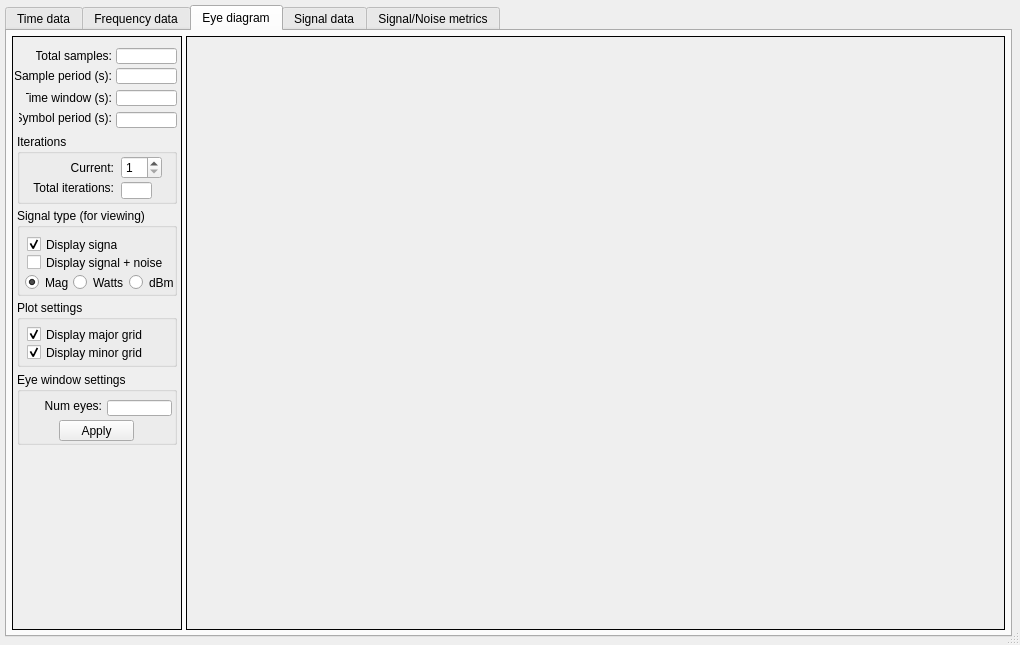
The window that source/syslab_gui_files/ElectricalDataViewer.ui (marc-verreault/systemlab-design) describes before a commit, drawn with Qt 5.
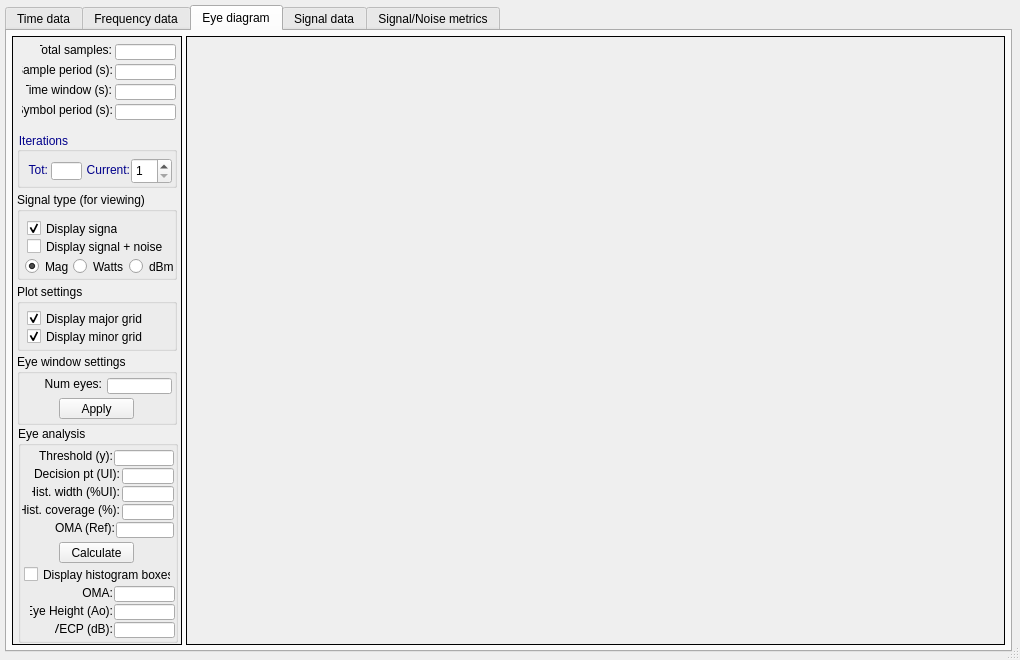
The same window after the commit. The open tabs and pages were chosen to show the change. Icons and pictures are not drawn.

Diff of the .ui file:
```diff
--- a/source/syslab_gui_files/ElectricalDataViewer.ui
+++ b/source/syslab_gui_files/ElectricalDataViewer.ui
@@ -10,7 +10,7 @@
     <x>0</x>
     <y>0</y>
     <width>1020</width>
-    <height>645</height>
+    <height>660</height>
    </rect>
   </property>
   <property name="font">
@@ -83,34 +83,6 @@
        <property name="horizontalSpacing">
         <number>4</number>
        </property>
-       <item row="0" column="1">
-        <widget class="QFrame" name="graphFrame">
-         <property name="sizePolicy">
-          <sizepolicy hsizetype="Expanding" vsizetype="Expanding">
-           <horstretch>0</horstretch>
-           <verstretch>0</verstretch>
-          </sizepolicy>
-         </property>
-         <property name="layoutDirection">
-          <enum>Qt::LeftToRight</enum>
-         </property>
-         <property name="autoFillBackground">
-          <bool>true</bool>
-         </property>
-         <property name="frameShape">
-          <enum>QFrame::Box</enum>
-         </property>
-         <property name="frameShadow">
-          <enum>QFrame::Plain</enum>
-         </property>
-         <property name="lineWidth">
-          <number>1</number>
-         </property>
-         <property name="midLineWidth">
-          <number>1</number>
-         </property>
-        </widget>
-       </item>
        <item row="0" column="0">
         <widget class="QFrame" name="dataFrame">
          <property name="sizePolicy">
@@ -235,8 +207,8 @@
          <widget class="QGroupBox" name="groupBox">
           <property name="geometry">
            <rect>
-            <x>5</x>
-            <y>142</y>
+            <x>6</x>
+            <y>130</y>
             <width>160</width>
             <height>97</height>
            </rect>
@@ -338,32 +310,41 @@
             <x>5</x>
             <y>68</y>
             <width>160</width>
-            <height>70</height>
+            <height>56</height>
            </rect>
           </property>
+          <property name="styleSheet">
+           <string notr="true">QGroupBox:title {color: darkBlue;}</string>
+          </property>
           <property name="title">
            <string>Iterations</string>
           </property>
           <widget class="QLabel" name="label_5">
            <property name="geometry">
             <rect>
-             <x>50</x>
-             <y>26</y>
+             <x>66</x>
+             <y>30</y>
              <width>46</width>
              <height>16</height>
             </rect>
            </property>
+           <property name="styleSheet">
+            <string notr="true">QLabel {color: darkBlue;}</string>
+           </property>
            <property name="text">
             <string>Current:</string>
            </property>
+           <property name="alignment">
+            <set>Qt::AlignRight|Qt::AlignTrailing|Qt::AlignVCenter</set>
+           </property>
           </widget>
           <widget class="QSpinBox" name="spinBoxTime">
            <property name="geometry">
             <rect>
-             <x>95</x>
-             <y>22</y>
+             <x>114</x>
+             <y>26</y>
              <width>41</width>
-             <height>23</height>
+             <height>26</height>
             </rect>
            </property>
            <property name="readOnly">
@@ -382,12 +363,15 @@
           <widget class="QLineEdit" name="totalIterationsTime">
            <property name="geometry">
             <rect>
-             <x>95</x>
-             <y>48</y>
+             <x>32</x>
+             <y>30</y>
              <width>31</width>
-             <height>17</height>
+             <height>18</height>
             </rect>
            </property>
+           <property name="styleSheet">
+            <string notr="true">QLineEdit{color: darkBlue}</string>
+           </property>
            <property name="readOnly">
             <bool>true</bool>
            </property>
@@ -395,14 +379,17 @@
           <widget class="QLabel" name="label_6">
            <property name="geometry">
             <rect>
-             <x>15</x>
-             <y>50</y>
-             <width>81</width>
-             <height>13</height>
+             <x>7</x>
+             <y>30</y>
+             <width>27</width>
+             <height>16</height>
             </rect>
            </property>
+           <property name="styleSheet">
+            <string notr="true">QLabel {color: darkBlue;}</string>
+           </property>
            <property name="text">
-            <string>Total iterations:</string>
+            <string>Tot:</string>
            </property>
           </widget>
          </widget>
@@ -410,7 +397,7 @@
           <property name="geometry">
            <rect>
             <x>5</x>
-            <y>332</y>
+            <y>322</y>
             <width>160</width>
             <height>77</height>
            </rect>
@@ -471,7 +458,7 @@
           <property name="geometry">
            <rect>
             <x>6</x>
-            <y>502</y>
+            <y>496</y>
             <width>159</width>
             <height>90</height>
            </rect>
@@ -549,7 +536,7 @@
           <property name="geometry">
            <rect>
             <x>6</x>
-            <y>410</y>
+            <y>402</y>
             <width>159</width>
             <height>90</height>
            </rect>
@@ -627,7 +614,7 @@
           <property name="geometry">
            <rect>
             <x>6</x>
-            <y>242</y>
+            <y>230</y>
             <width>160</width>
             <height>88</height>
            </rect>
@@ -703,6 +690,34 @@
          </widget>
         </widget>
        </item>
+       <item row="0" column="1">
+        <widget class="QFrame" name="graphFrame">
+         <property name="sizePolicy">
+          <sizepolicy hsizetype="Expanding" vsizetype="Expanding">
+           <horstretch>0</horstretch>
+           <verstretch>0</verstretch>
+          </sizepolicy>
+         </property>
+         <property name="layoutDirection">
+          <enum>Qt::LeftToRight</enum>
+         </property>
+         <property name="autoFillBackground">
+          <bool>true</bool>
+         </property>
+         <property name="frameShape">
+          <enum>QFrame::Box</enum>
+         </property>
+         <property name="frameShadow">
+          <enum>QFrame::Plain</enum>
+         </property>
+         <property name="lineWidth">
+          <number>1</number>
+         </property>
+         <property name="midLineWidth">
+          <number>1</number>
+         </property>
+        </widget>
+       </item>
       </layout>
      </widget>
      <widget class="QWidget" name="tab_freq">
@@ -838,7 +853,7 @@
           <property name="geometry">
            <rect>
             <x>6</x>
-            <y>120</y>
+            <y>112</y>
             <width>159</width>
             <height>120</height>
            </rect>
@@ -956,45 +971,63 @@
             <x>5</x>
             <y>48</y>
             <width>159</width>
-            <height>68</height>
+            <height>57</height>
            </rect>
           </property>
+          <property name="styleSheet">
+           <string notr="true">QGroupBox:title {color: darkBlue;}</string>
+          </property>
           <property name="title">
            <string>Iterations</string>
           </property>
           <widget class="QLabel" name="label_10">
            <property name="geometry">
             <rect>
-             <x>44</x>
-             <y>24</y>
+             <x>64</x>
+             <y>30</y>
              <width>46</width>
              <height>16</height>
             </rect>
            </property>
+           <property name="styleSheet">
+            <string notr="true">QLabel {color: darkBlue;}</string>
+           </property>
            <property name="text">
             <string>Current:</string>
            </property>
+           <property name="alignment">
+            <set>Qt::AlignRight|Qt::AlignTrailing|Qt::AlignVCenter</set>
+           </property>
           </widget>
           <widget class="QLabel" name="label_11">
            <property name="geometry">
             <rect>
-             <x>10</x>
-             <y>44</y>
-             <width>81</width>
+             <x>6</x>
+             <y>28</y>
+             <width>22</width>
              <height>21</height>
             </rect>
            </property>
+           <property name="layoutDirection">
+            <enum>Qt::RightToLeft</enum>
+           </property>
+           <property name="styleSheet">
+            <string notr="true">QLabel {color: darkBlue;}</string>
+           </property>
            <property name="text">
-            <string>Total iterations:</string>
+            <string>Tot:</string>
+           </property>
+           <property name="alignment">
+            <set>Qt::AlignRight|Qt::AlignTrailing|Qt::AlignVCenter</set>
            </property>
           </widget>
           <widget class="QSpinBox" name="spinBoxFreq">
            <property name="geometry">
             <rect>
-             <x>90</x>
-             <y>20</y>
+             <x>112</x>
+             <y>26</y>
              <width>41</width>
-             <height>23</height>
+             <height>26</height>
             </rect>
            </property>
            <property name="readOnly">
@@ -1013,12 +1046,15 @@
           <widget class="QLineEdit" name="totalIterationsFreq">
            <property name="geometry">
             <rect>
-             <x>90</x>
-             <y>46</y>
+             <x>30</x>
+             <y>30</y>
              <width>31</width>
-             <height>17</height>
+             <height>18</height>
             </rect>
            </property>
+           <property name="styleSheet">
+            <string notr="true">QLineEdit{color: darkBlue}</string>
+           </property>
            <property name="readOnly">
             <bool>true</bool>
            </property>
@@ -1028,7 +1064,7 @@
           <property name="geometry">
            <rect>
             <x>5</x>
-            <y>244</y>
+            <y>236</y>
             <width>159</width>
             <height>81</height>
            </rect>
@@ -1065,7 +1101,7 @@
             <string>Display minor grid</string>
            </property>
            <property name="checked">
-            <bool>true</bool>
+            <bool>false</bool>
            </property>
           </widget>
           <widget class="QCheckBox" name="checkBoxLegendFreq">
@@ -1089,7 +1125,7 @@
           <property name="geometry">
            <rect>
             <x>5</x>
-            <y>428</y>
+            <y>420</y>
             <width>159</width>
             <height>125</height>
            </rect>
@@ -1196,7 +1232,7 @@
           <property name="geometry">
            <rect>
             <x>4</x>
-            <y>330</y>
+            <y>322</y>
             <width>163</width>
             <height>92</height>
            </rect>
@@ -1294,6 +1330,37 @@
        <property name="horizontalSpacing">
         <number>4</number>
        </property>
+       <item row="0" column="1">
+        <widget class="QFrame" name="graphFrameEye">
+         <property name="sizePolicy">
+          <sizepolicy hsizetype="Expanding" vsizetype="Expanding">
+           <horstretch>0</horstretch>
+           <verstretch>0</verstretch>
+          </sizepolicy>
+         </property>
+         <property name="toolTipDuration">
+          <number>0</number>
+         </property>
+         <property name="layoutDirection">
+          <enum>Qt::LeftToRight</enum>
+         </property>
+         <property name="autoFillBackground">
+          <bool>true</bool>
+         </property>
+         <property name="frameShape">
+          <enum>QFrame::Box</enum>
+         </property>
+         <property name="frameShadow">
+          <enum>QFrame::Plain</enum>
+         </property>
+         <property name="lineWidth">
+          <number>1</number>
+         </property>
+         <property name="midLineWidth">
+          <number>1</number>
+         </property>
+        </widget>
+       </item>
        <item row="0" column="0">
         <widget class="QFrame" name="dataFrameEye">
          <property name="sizePolicy">
@@ -1317,104 +1384,11 @@
          <property name="frameShadow">
           <enum>QFrame::Plain</enum>
          </property>
-         <widget class="QLineEdit" name="totalSamplesEye">
-          <property name="geometry">
-           <rect>
-            <x>104</x>
-            <y>12</y>
-            <width>61</width>
-            <height>16</height>
-           </rect>
-          </property>
-          <property name="readOnly">
-           <bool>true</bool>
-          </property>
-         </widget>
-         <widget class="QLabel" name="label_17">
-          <property name="geometry">
-           <rect>
-            <x>24</x>
-            <y>12</y>
-            <width>76</width>
-            <height>16</height>
-           </rect>
-          </property>
-          <property name="text">
-           <string>Total samples:</string>
-          </property>
-          <property name="alignment">
-           <set>Qt::AlignRight|Qt::AlignTrailing|Qt::AlignVCenter</set>
-          </property>
-         </widget>
-         <widget class="QLineEdit" name="samplingPeriodEye">
-          <property name="geometry">
-           <rect>
-            <x>104</x>
-            <y>32</y>
-            <width>61</width>
-            <height>16</height>
-           </rect>
-          </property>
-          <property name="readOnly">
-           <bool>true</bool>
-          </property>
-         </widget>
-         <widget class="QLabel" name="label_39">
-          <property name="geometry">
-           <rect>
-            <x>3</x>
-            <y>32</y>
-            <width>97</width>
-            <height>16</height>
-           </rect>
-          </property>
-          <property name="frameShape">
-           <enum>QFrame::NoFrame</enum>
-          </property>
-          <property name="text">
-           <string>Sample period (s):</string>
-          </property>
-          <property name="alignment">
-           <set>Qt::AlignRight|Qt::AlignTrailing|Qt::AlignVCenter</set>
-          </property>
-         </widget>
-         <widget class="QLineEdit" name="timeWindowEye">
-          <property name="geometry">
-           <rect>
-            <x>104</x>
-            <y>54</y>
-            <width>61</width>
-            <height>16</height>
-           </rect>
-          </property>
-          <property name="readOnly">
-           <bool>true</bool>
-          </property>
-         </widget>
-         <widget class="QLabel" name="label_40">
-          <property name="geometry">
-           <rect>
-            <x>14</x>
-            <y>54</y>
-            <width>86</width>
-            <height>16</height>
-           </rect>
-          </property>
-          <property name="frameShape">
-           <enum>QFrame::NoFrame</enum>
-          </property>
-          <property name="text">
-           <string>Time window (s):</string>
-          </property>
-          <property name="alignment">
-           <set>Qt::AlignRight|Qt::AlignTrailing|Qt::AlignVCenter</set>
-          </property>
-         </widget>
          <widget class="QGroupBox" name="groupBox_9">
           <property name="geometry">
            <rect>
             <x>5</x>
-            <y>172</y>
+            <y>156</y>
             <width>160</width>
             <height>88</height>
            </rect>
@@ -1501,26 +1475,32 @@
           <property name="geometry">
            <rect>
             <x>5</x>
-            <y>98</y>
+            <y>96</y>
             <width>160</width>
-            <height>70</height>
+            <height>56</height>
            </rect>
           </property>
+          <property name="styleSheet">
+           <string notr="true">QGroupBox:title {color: darkBlue;}</string>
+          </property>
           <property name="title">
            <string>Iterations</string>
           </property>
           <widget class="QLabel" name="label_42">
            <property name="geometry">
             <rect>
-             <x>42</x>
-             <y>26</y>
-             <width>55</width>
+             <x>68</x>
+             <y>30</y>
+             <width>45</width>
              <height>16</height>
             </rect>
            </property>
            <property name="layoutDirection">
             <enum>Qt::LeftToRight</enum>
            </property>
+           <property name="styleSheet">
+            <string notr="true">QLabel {color: darkBlue;}</string>
+           </property>
            <property name="text">
             <string>Current:</string>
            </property>
@@ -1531,10 +1511,10 @@
           <widget class="QSpinBox" name="spinBoxEye">
            <property name="geometry">
             <rect>
-             <x>104</x>
-             <y>22</y>
+             <x>114</x>
+             <y>26</y>
              <width>41</width>
-             <height>23</height>
+             <height>26</height>
             </rect>
            </property>
            <property name="readOnly">
@@ -1553,12 +1533,15 @@
           <widget class="QLineEdit" name="totalIterationsEye">
            <property name="geometry">
             <rect>
-             <x>104</x>
-             <y>48</y>
+             <x>34</x>
+             <y>30</y>
              <width>31</width>
-             <height>17</height>
+             <height>18</height>
             </rect>
            </property>
+           <property name="styleSheet">
+            <string notr="true">QLineEdit{color: darkBlue}</string>
+           </property>
            <property name="readOnly">
             <bool>true</bool>
            </property>
@@ -1566,17 +1549,20 @@
           <widget class="QLabel" name="label_43">
            <property name="geometry">
             <rect>
-             <x>16</x>
-             <y>46</y>
-             <width>81</width>
+             <x>4</x>
+             <y>30</y>
+             <width>27</width>
              <height>16</height>
             </rect>
            </property>
            <property name="layoutDirection">
             <enum>Qt::LeftToRight</enum>
            </property>
+           <property name="styleSheet">
+            <string notr="true">QLabel {color: darkBlue;}</string>
+           </property>
            <property name="text">
-            <string>Total iterations:</string>
+            <string>Tot:</string>
            </property>
            <property name="alignment">
             <set>Qt::AlignRight|Qt::AlignTrailing|Qt::AlignVCenter</set>
@@ -1587,7 +1573,7 @@
           <property name="geometry">
            <rect>
             <x>5</x>
-            <y>264</y>
+            <y>248</y>
             <width>160</width>
             <height>67</height>
            </rect>
@@ -1632,9 +1618,9 @@
           <property name="geometry">
            <rect>
             <x>5</x>
-            <y>336</y>
+            <y>318</y>
             <width>160</width>
-            <height>73</height>
+            <height>71</height>
            </rect>
           </property>
           <property name="title">
@@ -1644,7 +1630,7 @@
            <property name="geometry">
             <rect>
              <x>90</x>
-             <y>28</y>
+             <y>24</y>
              <width>65</width>
              <height>16</height>
             </rect>
@@ -1654,7 +1640,7 @@
            <property name="geometry">
             <rect>
              <x>6</x>
-             <y>24</y>
+             <y>20</y>
              <width>79</width>
              <height>20</height>
             </rect>
@@ -1670,7 +1656,7 @@
            <property name="geometry">
             <rect>
              <x>42</x>
-             <y>48</y>
+             <y>44</y>
              <width>75</width>
              <height>21</height>
             </rect>
@@ -1680,11 +1666,324 @@
            </property>
           </widget>
          </widget>
-         <widget class="QLineEdit" name="symbolPeriodEye">
+         <widget class="QGroupBox" name="groupBox_14">
           <property name="geometry">
            <rect>
-            <x>104</x>
-            <y>76</y>
+            <x>6</x>
+            <y>390</y>
+            <width>160</width>
+            <height>217</height>
+           </rect>
+          </property>
+          <property name="title">
+           <string>Eye analysis</string>
+          </property>
+          <widget class="QLineEdit" name="decisionThreshold">
+           <property name="geometry">
+            <rect>
+             <x>96</x>
+             <y>24</y>
+             <width>60</width>
+             <height>16</height>
+            </rect>
+           </property>
+          </widget>
+          <widget class="QLabel" name="label_threshold">
+           <property name="geometry">
+            <rect>
+             <x>12</x>
+             <y>22</y>
+             <width>83</width>
+             <height>16</height>
+            </rect>
+           </property>
+           <property name="toolTip">
+            <string/>
+           </property>
+           <property name="toolTipDuration">
+            <number>-1</number>
+           </property>
+           <property name="text">
+            <string>Threshold (y):</string>
+           </property>
+           <property name="alignment">
+            <set>Qt::AlignRight|Qt::AlignTrailing|Qt::AlignVCenter</set>
+           </property>
+          </widget>
+          <widget class="QLineEdit" name="decisionPoint">
+           <property name="geometry">
+            <rect>
+             <x>104</x>
+             <y>42</y>
+             <width>52</width>
+             <height>16</height>
+            </rect>
+           </property>
+          </widget>
+          <widget class="QLabel" name="label_decision">
+           <property name="geometry">
+            <rect>
+             <x>4</x>
+             <y>40</y>
+             <width>98</width>
+             <height>16</height>
+            </rect>
+           </property>
+           <property name="text">
+            <string>Decision pt (UI):</string>
+           </property>
+           <property name="alignment">
+            <set>Qt::AlignRight|Qt::AlignTrailing|Qt::AlignVCenter</set>
+           </property>
+          </widget>
+          <widget class="QPushButton" name="calculateEyeMetrics">
+           <property name="geometry">
+            <rect>
+             <x>41</x>
+             <y>116</y>
+             <width>75</width>
+             <height>21</height>
+            </rect>
+           </property>
+           <property name="text">
+            <string>Calculate</string>
+           </property>
+          </widget>
+          <widget class="QLineEdit" name="resultA0">
+           <property name="geometry">
+            <rect>
+             <x>96</x>
+             <y>178</y>
+             <width>61</width>
+             <height>16</height>
+            </rect>
+           </property>
+           <property name="readOnly">
+            <bool>true</bool>
+           </property>
+          </widget>
+          <widget class="QLabel" name="label_eye_height">
+           <property name="geometry">
+            <rect>
+             <x>12</x>
+             <y>175</y>
+             <width>83</width>
+             <height>20</height>
+            </rect>
+           </property>
+           <property name="text">
+            <string>Eye Height (Ao):</string>
+           </property>
+           <property name="alignment">
+            <set>Qt::AlignRight|Qt::AlignTrailing|Qt::AlignVCenter</set>
+           </property>
+          </widget>
+          <widget class="QLineEdit" name="resultOMA">
+           <property name="geometry">
+            <rect>
+             <x>96</x>
+             <y>160</y>
+             <width>61</width>
+             <height>16</height>
+            </rect>
+           </property>
+           <property name="readOnly">
+            <bool>true</bool>
+           </property>
+          </widget>
+          <widget class="QLineEdit" name="histWidth">
+           <property name="geometry">
+            <rect>
+             <x>104</x>
+             <y>60</y>
+             <width>52</width>
+             <height>16</height>
+            </rect>
+           </property>
+          </widget>
+          <widget class="QLabel" name="label_hist_width">
+           <property name="geometry">
+            <rect>
+             <x>14</x>
+             <y>58</y>
+             <width>88</width>
+             <height>16</height>
+            </rect>
+           </property>
+           <property name="text">
+            <string>Hist. width (%UI):</string>
+           </property>
+           <property name="alignment">
+            <set>Qt::AlignRight|Qt::AlignTrailing|Qt::AlignVCenter</set>
+           </property>
+          </widget>
+          <widget class="QLabel" name="label_oma">
+           <property name="geometry">
+            <rect>
+             <x>50</x>
+             <y>157</y>
+             <width>45</width>
+             <height>20</height>
+            </rect>
+           </property>
+           <property name="text">
+            <string>OMA:</string>
+           </property>
+           <property name="alignment">
+            <set>Qt::AlignRight|Qt::AlignTrailing|Qt::AlignVCenter</set>
+           </property>
+          </widget>
+          <widget class="QLineEdit" name="resultVECP">
+           <property name="geometry">
+            <rect>
+             <x>96</x>
+             <y>196</y>
+             <width>61</width>
+             <height>16</height>
+            </rect>
+           </property>
+           <property name="readOnly">
+            <bool>true</bool>
+           </property>
+          </widget>
+          <widget class="QLabel" name="label_vecp">
+           <property name="geometry">
+            <rect>
+             <x>37</x>
+             <y>193</y>
+             <width>58</width>
+             <height>20</height>
+            </rect>
+           </property>
+           <property name="text">
+            <string>VECP (dB):</string>
+           </property>
+           <property name="alignment">
+            <set>Qt::AlignRight|Qt::AlignTrailing|Qt::AlignVCenter</set>
+           </property>
+          </widget>
+          <widget class="QLineEdit" name="omaRef">
+           <property name="geometry">
+            <rect>
+             <x>98</x>
+             <y>96</y>
+             <width>58</width>
+             <height>16</height>
+            </rect>
+           </property>
+          </widget>
+          <widget class="QLabel" name="label_oma_ref">
+           <property name="geometry">
+            <rect>
+             <x>24</x>
+             <y>94</y>
+             <width>73</width>
+             <height>16</height>
+            </rect>
+           </property>
+           <property name="text">
+            <string>OMA (Ref):</string>
+           </property>
+           <property name="alignment">
+            <set>Qt::AlignRight|Qt::AlignTrailing|Qt::AlignVCenter</set>
+           </property>
+          </widget>
+          <widget class="QLineEdit" name="histCoverage">
+           <property name="geometry">
+            <rect>
+             <x>104</x>
+             <y>78</y>
+             <width>52</width>
+             <height>16</height>
+            </rect>
+           </property>
+          </widget>
+          <widget class="QLabel" name="label_hist_coverage">
+           <property name="geometry">
+            <rect>
+             <x>4</x>
+             <y>76</y>
+             <width>98</width>
+             <height>16</height>
+            </rect>
+           </property>
+           <property name="text">
+            <string>Hist. coverage (%):</string>
+           </property>
+           <property name="alignment">
+            <set>Qt::AlignRight|Qt::AlignTrailing|Qt::AlignVCenter</set>
+           </property>
+          </widget>
+          <widget class="QCheckBox" name="checkBoxHistBoxes">
+           <property name="geometry">
+            <rect>
+             <x>6</x>
+             <y>140</y>
+             <width>147</width>
+             <height>17</height>
+            </rect>
+           </property>
+           <property name="text">
+            <string>Display histogram boxes</string>
+           </property>
+           <property name="checked">
+            <bool>false</bool>
+           </property>
+          </widget>
+         </widget>
+         <widget class="QLabel" name="label_17">
+          <property name="geometry">
+           <rect>
+            <x>28</x>
+            <y>6</y>
+            <width>72</width>
+            <height>16</height>
+           </rect>
+          </property>
+          <property name="text">
+           <string>Total samples:</string>
+          </property>
+          <property name="alignment">
+           <set>Qt::AlignRight|Qt::AlignTrailing|Qt::AlignVCenter</set>
+          </property>
+         </widget>
+         <widget class="QLineEdit" name="totalSamplesEye">
+          <property name="geometry">
+           <rect>
+            <x>103</x>
+            <y>8</y>
+            <width>61</width>
+            <height>16</height>
+           </rect>
+          </property>
+          <property name="readOnly">
+           <bool>true</bool>
+          </property>
+         </widget>
+         <widget class="QLabel" name="label_39">
+          <property name="geometry">
+           <rect>
+            <x>10</x>
+            <y>26</y>
+            <width>91</width>
+            <height>16</height>
+           </rect>
+          </property>
+          <property name="frameShape">
+           <enum>QFrame::NoFrame</enum>
+          </property>
+          <property name="text">
+           <string>Sample period (s):</string>
+          </property>
+          <property name="alignment">
+           <set>Qt::AlignRight|Qt::AlignTrailing|Qt::AlignVCenter</set>
+          </property>
+         </widget>
+         <widget class="QLineEdit" name="samplingPeriodEye">
+          <property name="geometry">
+           <rect>
+            <x>103</x>
+            <y>28</y>
             <width>61</width>
             <height>16</height>
            </rect>
@@ -1696,9 +1995,9 @@
          <widget class="QLabel" name="label_41">
           <property name="geometry">
            <rect>
-            <x>7</x>
-            <y>74</y>
-            <width>93</width>
+            <x>10</x>
+            <y>66</y>
+            <width>91</width>
             <height>16</height>
            </rect>
           </property>
@@ -1712,34 +2011,51 @@
            <set>Qt::AlignRight|Qt::AlignTrailing|Qt::AlignVCenter</set>
           </property>
          </widget>
-        </widget>
-       </item>
-       <item row="0" column="1">
-        <widget class="QFrame" name="graphFrameEye">
-         <property name="sizePolicy">
-          <sizepolicy hsizetype="Expanding" vsizetype="Expanding">
-           <horstretch>0</horstretch>
-           <verstretch>0</verstretch>
-          </sizepolicy>
-         </property>
-         <property name="layoutDirection">
-          <enum>Qt::LeftToRight</enum>
-         </property>
-         <property name="autoFillBackground">
-          <bool>true</bool>
-         </property>
-         <property name="frameShape">
-          <enum>QFrame::Box</enum>
-         </property>
-         <property name="frameShadow">
-          <enum>QFrame::Plain</enum>
-         </property>
-         <property name="lineWidth">
-          <number>1</number>
-         </property>
-         <property name="midLineWidth">
-          <number>1</number>
-         </property>
+         <widget class="QLineEdit" name="timeWindowEye">
+          <property name="geometry">
+           <rect>
+            <x>103</x>
+            <y>48</y>
+            <width>61</width>
+            <height>16</height>
+           </rect>
+          </property>
+          <property name="readOnly">
+           <bool>true</bool>
+          </property>
+         </widget>
+         <widget class="QLabel" name="label_40">
+          <property name="geometry">
+           <rect>
+            <x>14</x>
+            <y>46</y>
+            <width>86</width>
+            <height>16</height>
+           </rect>
+          </property>
+          <property name="frameShape">
+           <enum>QFrame::NoFrame</enum>
+          </property>
+          <property name="text">
+           <string>Time window (s):</string>
+          </property>
+          <property name="alignment">
+           <set>Qt::AlignRight|Qt::AlignTrailing|Qt::AlignVCenter</set>
+          </property>
+         </widget>
+         <widget class="QLineEdit" name="symbolPeriodEye">
+          <property name="geometry">
+           <rect>
+            <x>103</x>
+            <y>68</y>
+            <width>61</width>
+            <height>16</height>
+           </rect>
+          </property>
+          <property name="readOnly">
+           <bool>true</bool>
+          </property>
+         </widget>
         </widget>
        </item>
       </layout>
@@ -1774,7 +2090,7 @@
          </property>
          <property name="minimumSize">
           <size>
-           <width>145</width>
+           <width>160</width>
            <height>280</height>
           </size>
          </property>
@@ -1788,8 +2104,8 @@
           <property name="geometry">
            <rect>
             <x>6</x>
-            <y>76</y>
-            <width>131</width>
+            <y>70</y>
+            <width>147</width>
             <height>62</height>
            </rect>
           </property>
@@ -1834,20 +2150,23 @@
            <rect>
             <x>6</x>
             <y>4</y>
-            <width>131</width>
-            <height>69</height>
+            <width>148</width>
+            <height>58</height>
            </rect>
           </property>
+          <property name="styleSheet">
+           <string notr="true">QGroupBox:title {color: darkBlue;}</string>
+          </property>
           <property name="title">
            <string>Iterations</string>
           </property>
           <widget class="QSpinBox" name="spinBoxSignalData">
            <property name="geometry">
             <rect>
-             <x>68</x>
-             <y>42</y>
+             <x>104</x>
+             <y>28</y>
              <width>41</width>
-             <height>23</height>
+             <height>26</height>
             </rect>
            </property>
            <property name="readOnly">
@@ -1866,12 +2185,15 @@
           <widget class="QLineEdit" name="totalIterationsSignalData">
            <property name="geometry">
             <rect>
-             <x>68</x>
-             <y>22</y>
+             <x>26</x>
+             <y>32</y>
              <width>31</width>
              <height>18</height>
             </rect>
            </property>
+           <property name="styleSheet">
+            <string notr="true">QLineEdit{color: darkBlue}</string>
+           </property>
            <property name="readOnly">
             <bool>true</bool>
            </property>
@@ -1879,8 +2201,8 @@
           <widget class="QLabel" name="label_15">
            <property name="geometry">
             <rect>
-             <x>16</x>
-             <y>44</y>
+             <x>56</x>
+             <y>32</y>
              <width>46</width>
              <height>16</height>
             </rect>
@@ -1888,6 +2210,9 @@
            <property name="layoutDirection">
             <enum>Qt::RightToLeft</enum>
            </property>
+           <property name="styleSheet">
+            <string notr="true">QLabel {color: darkBlue;}</string>
+           </property>
            <property name="text">
             <string>Current:</string>
            </property>
@@ -1898,17 +2223,20 @@
           <widget class="QLabel" name="label_16">
            <property name="geometry">
             <rect>
-             <x>16</x>
-             <y>22</y>
-             <width>46</width>
+             <x>2</x>
+             <y>32</y>
+             <width>22</width>
              <height>16</height>
             </rect>
            </property>
            <property name="layoutDirection">
             <enum>Qt::RightToLeft</enum>
            </property>
+           <property name="styleSheet">
+            <string notr="true">QLabel {color: darkBlue;}</string>
+           </property>
            <property name="text">
-            <string>Total:</string>
+            <string>Tot:</string>
            </property>
            <property name="alignment">
             <set>Qt::AlignRight|Qt::AlignTrailing|Qt::AlignVCenter</set>
@@ -1919,8 +2247,8 @@
           <property name="geometry">
            <rect>
             <x>7</x>
-            <y>208</y>
-            <width>132</width>
+            <y>198</y>
+            <width>146</width>
             <height>131</height>
            </rect>
           </property>
@@ -2055,8 +2383,8 @@
           <property name="geometry">
            <rect>
             <x>6</x>
-            <y>142</y>
-            <width>131</width>
+            <y>134</y>
+            <width>148</width>
             <height>62</height>
            </rect>
           </property>
@@ -2100,8 +2428,8 @@
           <property name="geometry">
            <rect>
             <x>8</x>
-            <y>344</y>
-            <width>131</width>
+            <y>332</y>
+            <width>145</width>
             <height>69</height>
            </rect>
           </property>
@@ -2203,7 +2531,7 @@
         <property name="geometry">
          <rect>
           <x>9</x>
-          <y>58</y>
+          <y>62</y>
           <width>341</width>
           <height>180</height>
          </rect>
@@ -2402,7 +2730,7 @@
         <property name="geometry">
          <rect>
           <x>354</x>
-          <y>58</y>
+          <y>62</y>
           <width>332</width>
           <height>180</height>
          </rect>
@@ -2693,19 +3021,22 @@
           <x>8</x>
           <y>6</y>
           <width>191</width>
-          <height>48</height>
+          <height>52</height>
          </rect>
         </property>
+        <property name="styleSheet">
+         <string notr="true">QGroupBox:title {color: darkBlue;}</string>
+        </property>
         <property name="title">
          <string>Iterations</string>
         </property>
         <widget class="QSpinBox" name="spinBoxSignalMetrics">
          <property name="geometry">
           <rect>
-           <x>136</x>
+           <x>140</x>
            <y>22</y>
            <width>41</width>
-           <height>23</height>
+           <height>26</height>
           </rect>
          </property>
          <property name="readOnly">
@@ -2724,18 +3055,21 @@
         <widget class="QLineEdit" name="totalIterationsSignalMetrics">
          <property name="geometry">
           <rect>
-           <x>48</x>
-           <y>24</y>
+           <x>50</x>
+           <y>26</y>
            <width>31</width>
            <height>18</height>
           </rect>
          </property>
+         <property name="styleSheet">
+          <string notr="true">QLineEdit{color: darkBlue}</string>
+         </property>
         </widget>
         <widget class="QLabel" name="label_70">
          <property name="geometry">
           <rect>
-           <x>86</x>
-           <y>24</y>
+           <x>90</x>
+           <y>26</y>
            <width>46</width>
            <height>16</height>
           </rect>
@@ -2743,6 +3077,9 @@
          <property name="layoutDirection">
           <enum>Qt::RightToLeft</enum>
          </property>
+         <property name="styleSheet">
+          <string notr="true">QLabel {color: darkBlue;}</string>
+         </property>
          <property name="text">
           <string>Current:</string>
          </property>
@@ -2753,8 +3090,8 @@
         <widget class="QLabel" name="label_71">
          <property name="geometry">
           <rect>
-           <x>4</x>
-           <y>24</y>
+           <x>8</x>
+           <y>26</y>
            <width>39</width>
            <height>16</height>
           </rect>
@@ -2762,6 +3099,9 @@
          <property name="layoutDirection">
           <enum>Qt::RightToLeft</enum>
          </property>
+         <property name="styleSheet">
+          <string notr="true">QLabel {color: darkBlue;}</string>
+         </property>
          <property name="text">
           <string>Total:</string>
          </property>
```
